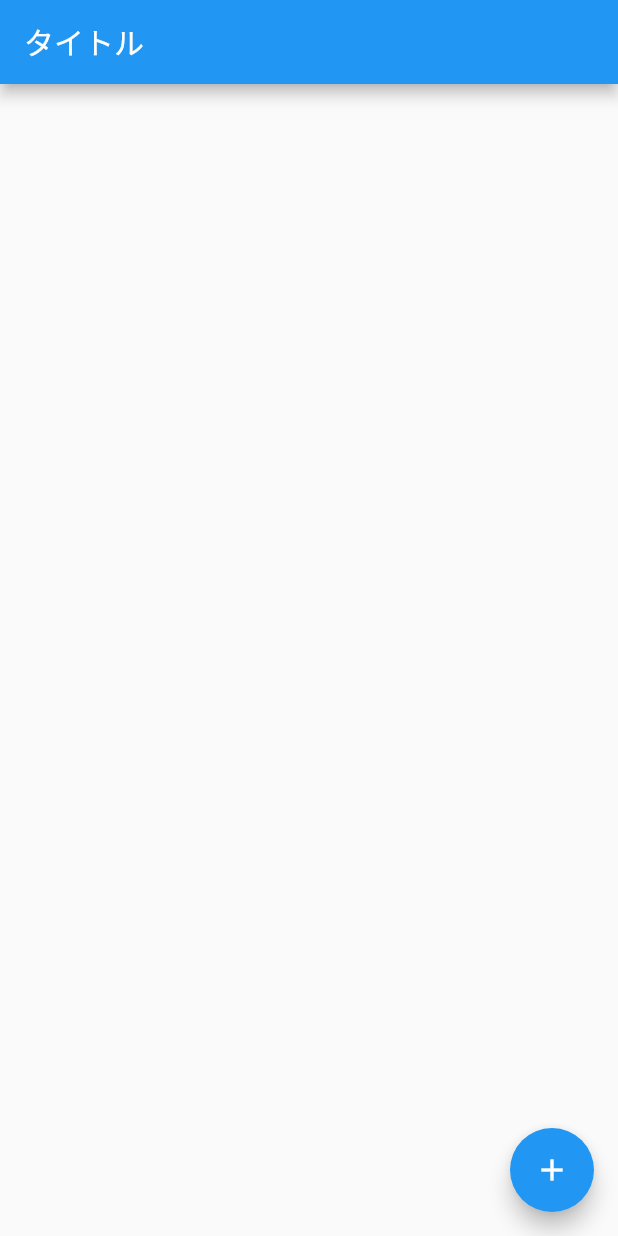
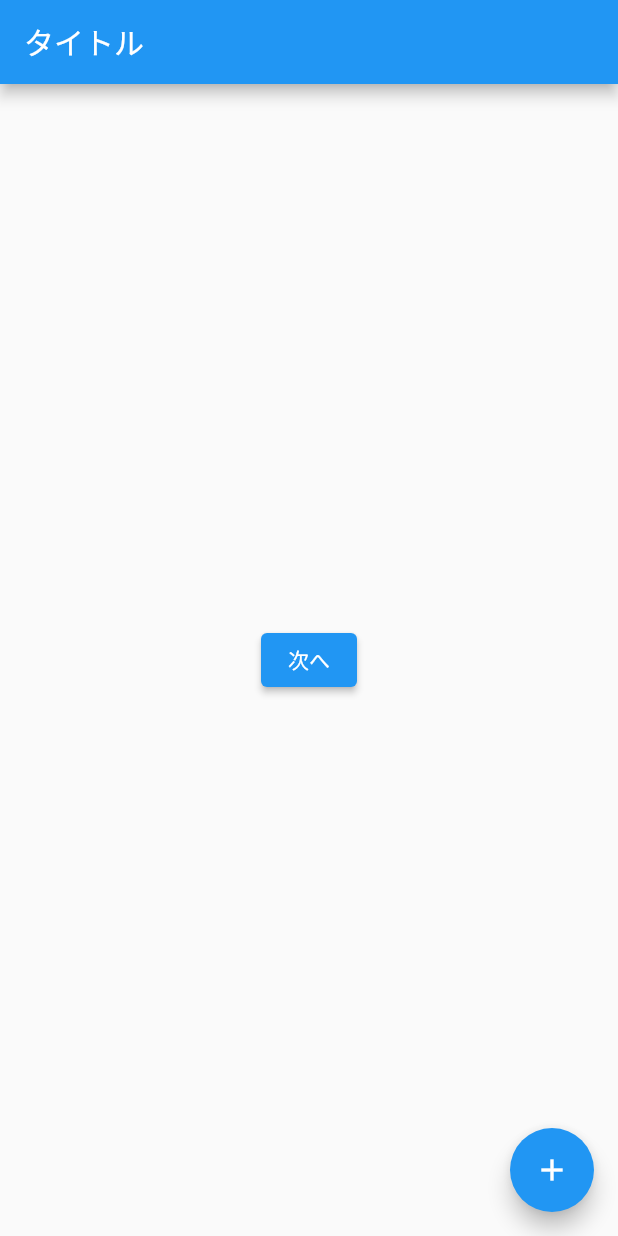
Before and after one commit to foo7print/sandbox-flutter, a Flutter app: the screen it shows after launch, on a phone screen of 412 x 824 dp. Run offline on Flutter 3.47's test engine with Material 2 defaults, Android fonts, the phone set to English and light mode, and no system bars.

Commit message:
ページ遷移用のボタンを配置

```diff
--- a/lib/main.dart
+++ b/lib/main.dart
@@ -44,7 +44,12 @@ class _MyHomePageState extends State<MyHomePage> {
         title: const Text('タイトル'),
       ),
       body: Center(
-        child: Container(),
+        child: ElevatedButton(
+          child: const Text('次へ'),
+          onPressed: (){
+            // TODO: ここにボタンを押した時に呼ばれるコードを書く
+          },
+        ),
       ),
       floatingActionButton: FloatingActionButton(
         onPressed: _incrementCounter,
```
